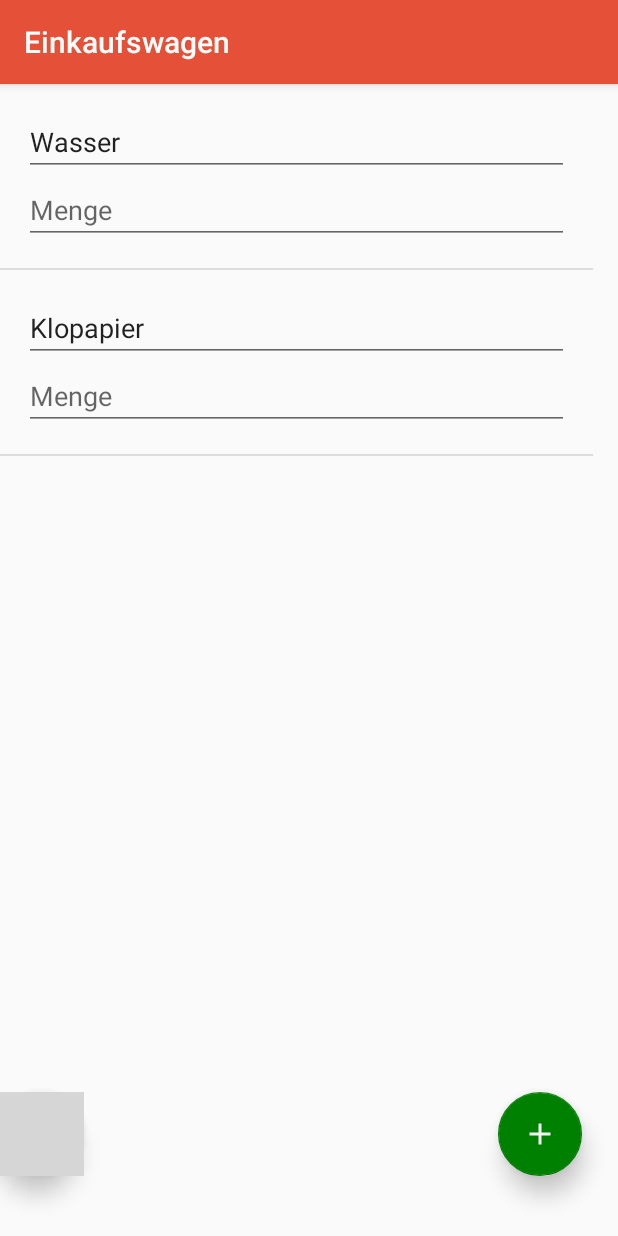
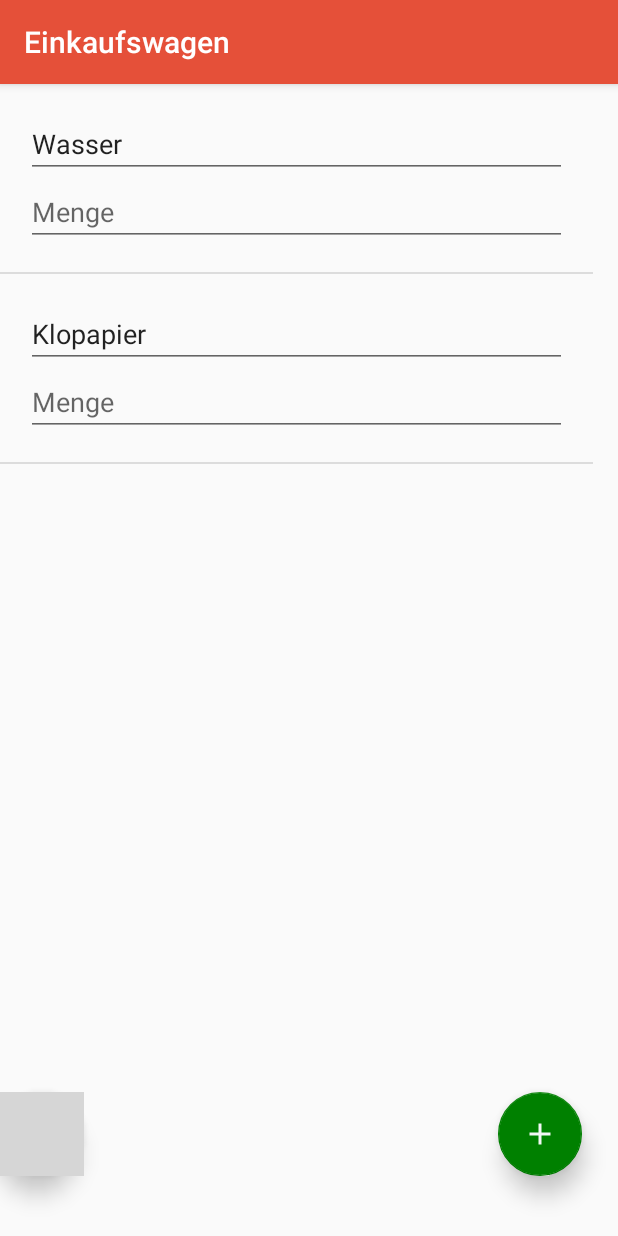
Before and after one commit to istmaghal/WGapplication, an Android app: the Einkaufswagen screen opened directly, with no data from a screen before it, on a phone screen of 412 x 824 dp. Run offline under Robolectric (Android 15) with nearby library versions, the phone set to English and light mode, and no system bars; grey boxes are pictures that could not be loaded.

Commit message:
hoffe es klappt nun

```diff
--- a/app/src/main/res/layout/layout_add_einkauf.xml
+++ b/app/src/main/res/layout/layout_add_einkauf.xml
@@ -2,7 +2,7 @@
 <RelativeLayout xmlns:android="http://schemas.android.com/apk/res/android"
     android:layout_width="match_parent"
     android:layout_height="wrap_content"
-    android:padding="16dp">
+    android:padding="17dp">
 
 
     <EditText
```
